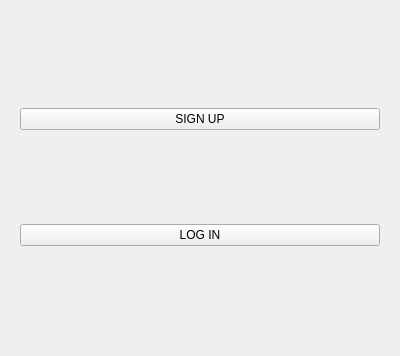
The window that mainwidget.ui (cakicjelena/DesktopTaskManager) describes before a commit, drawn with Qt 5.
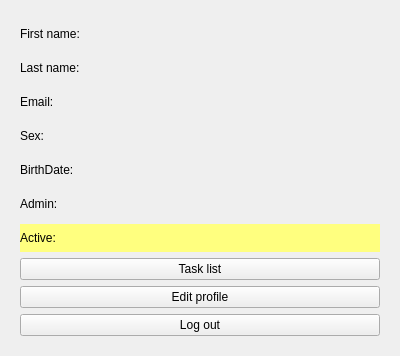
The same window after the commit. The open tabs and pages were chosen to show the change.

The edit to the form file:
```diff
--- a/mainwidget.ui
+++ b/mainwidget.ui
@@ -258,6 +258,87 @@
        </item>
       </layout>
      </widget>
+     <widget class="QWidget" name="profile">
+      <layout class="QVBoxLayout" name="verticalLayout_6">
+       <item>
+        <layout class="QVBoxLayout" name="verticalLayout_5">
+         <item>
+          <widget class="QLabel" name="m_first_name_label">
+           <property name="text">
+            <string>First name:</string>
+           </property>
+          </widget>
+         </item>
+         <item>
+          <widget class="QLabel" name="m_last_name_label">
+           <property name="text">
+            <string>Last name:</string>
+           </property>
+          </widget>
+         </item>
+         <item>
+          <widget class="QLabel" name="m_email_label">
+           <property name="text">
+            <string>Email:</string>
+           </property>
+          </widget>
+         </item>
+         <item>
+          <widget class="QLabel" name="m_sexLabel">
+           <property name="text">
+            <string>Sex:</string>
+           </property>
+          </widget>
+         </item>
+         <item>
+          <widget class="QLabel" name="m_birthDate_label">
+           <property name="text">
+            <string>BirthDate:</string>
+           </property>
+          </widget>
+         </item>
+         <item>
+          <widget class="QLabel" name="m_admin_label">
+           <property name="text">
+            <string>Admin:</string>
+           </property>
+          </widget>
+         </item>
+         <item>
+          <widget class="QLabel" name="m_active_label">
+           <property name="styleSheet">
+            <string notr="true">background-color: rgb(255, 255, 127);</string>
+           </property>
+           <property name="text">
+            <string>Active:</string>
+           </property>
+          </widget>
+         </item>
+        </layout>
+       </item>
+       <item>
+        <widget class="QPushButton" name="m_tasks_button">
+         <property name="text">
+          <string>Task list</string>
+         </property>
+        </widget>
+       </item>
+       <item>
+        <widget class="QPushButton" name="m_editProfilebutton">
+         <property name="text">
+          <string>Edit profile</string>
+         </property>
+        </widget>
+       </item>
+       <item>
+        <widget class="QPushButton" name="m_logout_button">
+         <property name="text">
+          <string>Log out</string>
+         </property>
+        </widget>
+       </item>
+      </layout>
+     </widget>
     </widget>
    </item>
   </layout>
```
